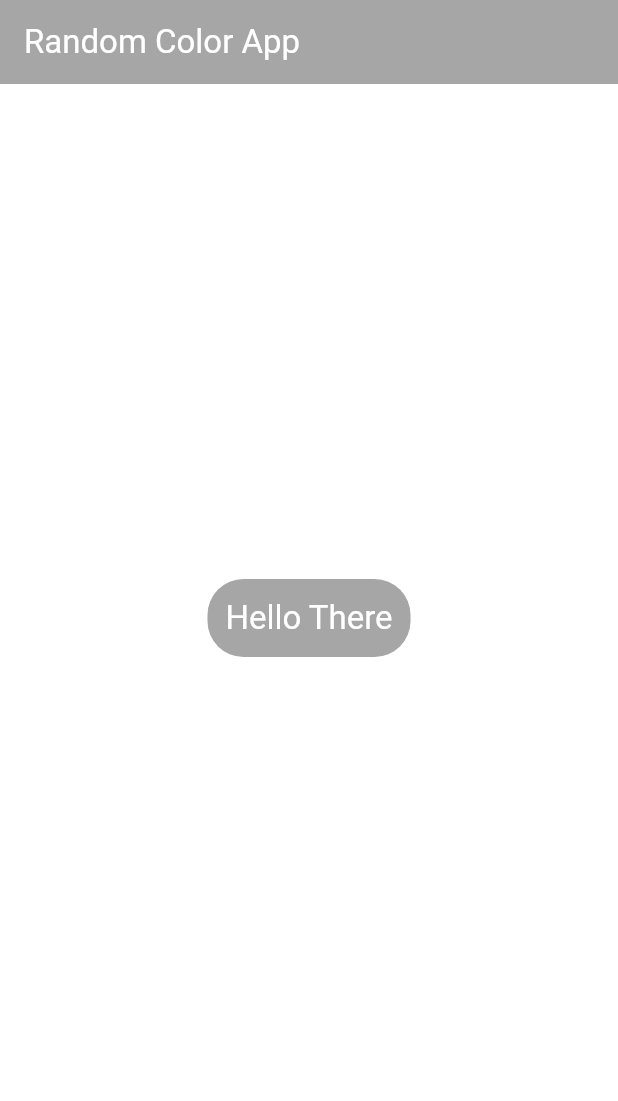
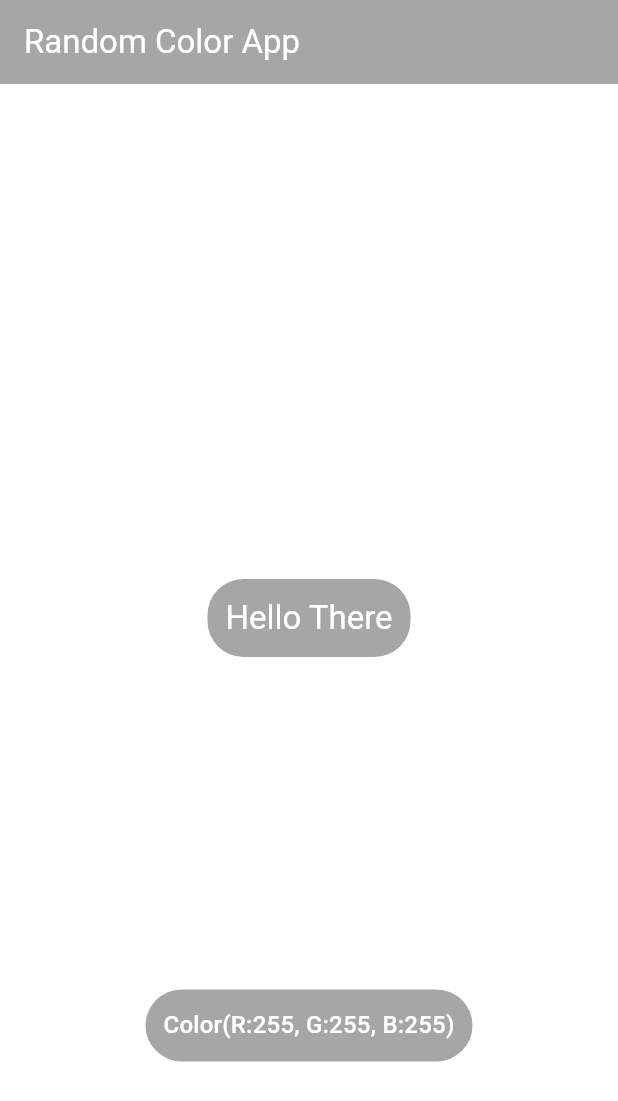
Before and after one commit to bingooo1337/random_color_app, a Flutter app: the screen it shows after launch, on a phone screen of 412 x 824 dp. Shown: the top 1101 px of the screen. Run offline on Flutter 3.47's test engine with Material 3 defaults, Android fonts, the phone set to English and light mode, and no system bars.

Commit message:
Add displaying Color info on HomePage.

```diff
--- a/lib/page/home_page.dart
+++ b/lib/page/home_page.dart
@@ -1,6 +1,7 @@
 import 'package:flutter/material.dart';
 import 'package:provider/provider.dart';
 import 'package:random_color_app/model/background_color.dart';
+import 'package:random_color_app/widget/text_black_background.dart';
 
 class HomePage extends StatelessWidget {
   const HomePage({super.key});
@@ -11,10 +12,7 @@ class HomePage extends StatelessWidget {
       extendBodyBehindAppBar: true,
       appBar: AppBar(
         backgroundColor: Colors.black.withOpacity(0.35),
-        title: const Text(
-          'Random Color App',
-          style: TextStyle(color: Colors.white),
-        ),
+        title: const Text('Random Color App'),
       ),
       body: Stack(
         children: [
@@ -26,7 +24,11 @@ class HomePage extends StatelessWidget {
               padding: MediaQuery.paddingOf(context),
               child: const _HelloText(),
             ),
-          )
+          ),
+          const Align(
+            alignment: Alignment(0, 0.7),
+            child: _ColorInfoText(),
+          ),
         ],
       ),
     );
@@ -63,20 +65,35 @@ class _HelloText extends StatelessWidget {
   @override
   Widget build(BuildContext context) {
     return IgnorePointer(
-      child: DecoratedBox(
-        decoration: BoxDecoration(
-          color: Colors.black.withOpacity(0.35),
-          borderRadius: const BorderRadius.all(Radius.circular(24)),
-        ),
-        child: Padding(
-          padding: const EdgeInsets.all(12.0),
-          child: Text(
-            'Hello There',
-            style: (Theme.of(context).textTheme.titleLarge ?? const TextStyle())
-                .copyWith(color: Colors.white),
-          ),
+      child: TextBlackBackground(
+        child: Text(
+          'Hello There',
+          style: Theme.of(context).textTheme.titleLarge,
         ),
       ),
     );
   }
 }
+
+class _ColorInfoText extends StatelessWidget {
+  // ignore: use_super_parameters
+  const _ColorInfoText({Key? key}) : super(key: key);
+
+  @override
+  Widget build(BuildContext context) {
+    return IgnorePointer(
+      child: TextBlackBackground(
+        child: Consumer<BackgroundColor>(
+          builder: (_, color, __) {
+            final value = color.value;
+
+            return Text(
+              "Color(R:${value.red}, G:${value.green}, B:${value.blue})",
+              style: Theme.of(context).textTheme.titleMedium,
+            );
+          },
+        ),
+      ),
+    );
+  }
+}
--- a/lib/random_color_app.dart
+++ b/lib/random_color_app.dart
@@ -13,6 +13,16 @@ class RandomColorApp extends StatelessWidget {
       debugShowCheckedModeBanner: false,
       theme: ThemeData(
         colorScheme: ColorScheme.fromSeed(seedColor: Colors.blue),
+        appBarTheme: const AppBarTheme(
+          titleTextStyle: TextStyle(fontSize: 22),
+        ),
+        textTheme: const TextTheme(
+          titleLarge: TextStyle(fontSize: 22),
+          titleMedium: TextStyle(fontSize: 16),
+        ).apply(
+          bodyColor: Colors.white,
+          displayColor: Colors.white,
+        ),
         useMaterial3: true,
       ),
       home: ChangeNotifierProvider(
--- /dev/null
+++ b/lib/widget/text_black_background.dart
@@ -0,0 +1,22 @@
+import 'package:flutter/material.dart';
+
+class TextBlackBackground extends StatelessWidget {
+  // ignore: use_super_parameters
+  const TextBlackBackground({required this.child, Key? key}) : super(key: key);
+
+  final Widget? child;
+
+  @override
+  Widget build(BuildContext context) {
+    return DecoratedBox(
+      decoration: BoxDecoration(
+        color: Colors.black.withOpacity(0.35),
+        borderRadius: const BorderRadius.all(Radius.circular(24)),
+      ),
+      child: Padding(
+        padding: const EdgeInsets.all(12.0),
+        child: child,
+      ),
+    );
+  }
+}
```
